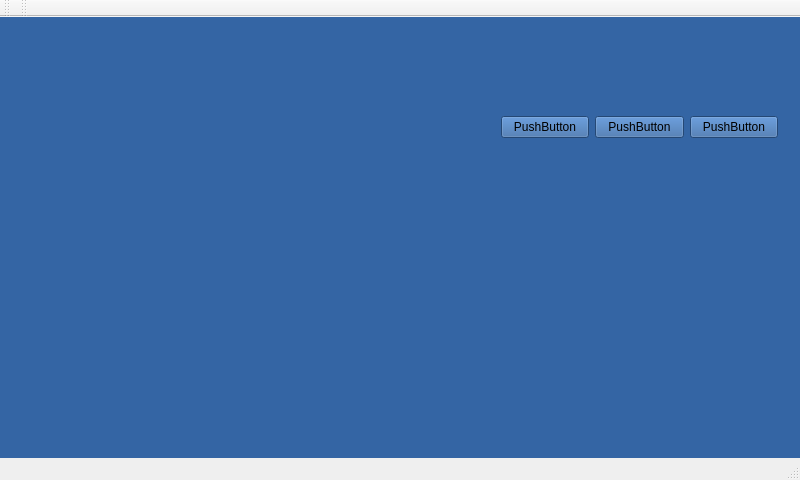
Before: the Qt Designer form mainwindow.ui in frutabruta/VDV301tester, drawn with Qt 5.
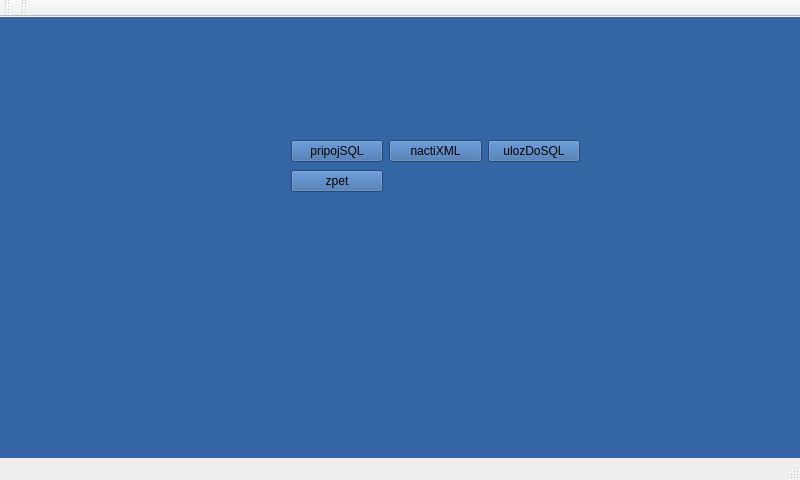
After: the same form once the commit is applied. The open tabs and pages were chosen to show the change.

Patch:
```diff
--- a/mainwindow.ui
+++ b/mainwindow.ui
@@ -188,15 +188,6 @@
          </color>
         </brush>
        </colorrole>
-       <colorrole role="PlaceholderText">
-        <brush brushstyle="NoBrush">
-         <color alpha="128">
-          <red>255</red>
-          <green>255</green>
-          <blue>255</blue>
-         </color>
-        </brush>
-       </colorrole>
       </active>
       <inactive>
        <colorrole role="WindowText">
@@ -334,15 +325,6 @@
          </color>
         </brush>
        </colorrole>
-       <colorrole role="PlaceholderText">
-        <brush brushstyle="NoBrush">
-         <color alpha="128">
-          <red>255</red>
-          <green>255</green>
-          <blue>255</blue>
-         </color>
-        </brush>
-       </colorrole>
       </inactive>
       <disabled>
        <colorrole role="WindowText">
@@ -480,15 +462,6 @@
          </color>
         </brush>
        </colorrole>
-       <colorrole role="PlaceholderText">
-        <brush brushstyle="NoBrush">
-         <color alpha="128">
-          <red>255</red>
-          <green>255</green>
-          <blue>255</blue>
-         </color>
-        </brush>
-       </colorrole>
       </disabled>
      </palette>
     </property>
@@ -899,31 +872,38 @@
      <widget class="QWidget" name="gridLayoutWidget">
       <property name="geometry">
        <rect>
-        <x>490</x>
-        <y>70</y>
-        <width>299</width>
+        <x>280</x>
+        <y>110</y>
+        <width>311</width>
         <height>80</height>
        </rect>
       </property>
       <layout class="QGridLayout" name="gridLayout">
+       <item row="0" column="2">
+        <widget class="QPushButton" name="tlacitkoUlozDoSQL">
+         <property name="text">
+          <string>ulozDoSQL</string>
+         </property>
+        </widget>
+       </item>
+       <item row="0" column="1">
+        <widget class="QPushButton" name="tlacitkoNactiXMLropid">
+         <property name="text">
+          <string>nactiXML</string>
+         </property>
+        </widget>
+       </item>
        <item row="0" column="0">
+        <widget class="QPushButton" name="tlacitkoSQL">
+         <property name="text">
+          <string>pripojSQL</string>
+         </property>
+        </widget>
+       </item>
+       <item row="1" column="0">
         <widget class="QPushButton" name="pushButton">
          <property name="text">
-          <string>PushButton</string>
-         </property>
-        </widget>
-       </item>
-       <item row="0" column="1">
-        <widget class="QPushButton" name="pushButton_2">
-         <property name="text">
-          <string>PushButton</string>
-         </property>
-        </widget>
-       </item>
-       <item row="0" column="2">
-        <widget class="QPushButton" name="pushButton_3">
-         <property name="text">
-          <string>PushButton</string>
+          <string>zpet</string>
          </property>
         </widget>
        </item>
```
Left out of the diff: 21 changed lines with no effect on the pictures.
